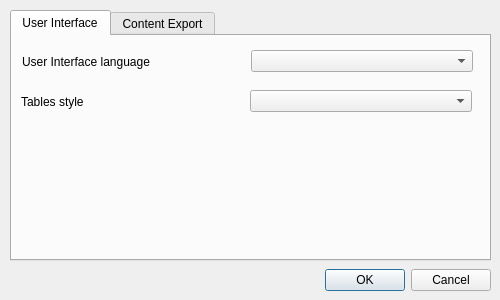
The window that Assajjaa/Ui/preference.ui (kariminf/assajjaa) describes before a commit, drawn with Qt 5.
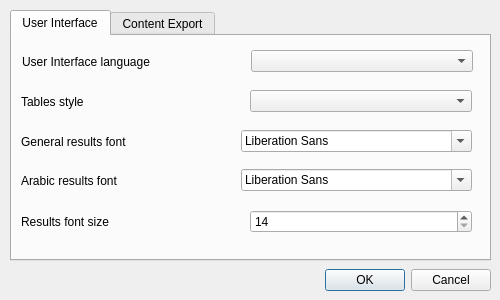
The same window after the commit.

Commit message: add font and size preferences

Patch:
```diff
--- a/Assajjaa/Ui/preference.ui
+++ b/Assajjaa/Ui/preference.ui
@@ -124,6 +124,89 @@
       </item>
      </layout>
     </widget>
+    <widget class="QWidget" name="horizontalLayoutWidget_3">
+     <property name="geometry">
+      <rect>
+       <x>9</x>
+       <y>90</y>
+       <width>451</width>
+       <height>31</height>
+      </rect>
+     </property>
+     <layout class="QHBoxLayout" name="horizontalLayout_3">
+      <item>
+       <widget class="QLabel" name="font_label">
+        <property name="text">
+         <string>General results font</string>
+        </property>
+       </widget>
+      </item>
+      <item>
+       <widget class="QFontComboBox" name="sysfonts"/>
+      </item>
+     </layout>
+    </widget>
+    <widget class="QWidget" name="horizontalLayoutWidget_4">
+     <property name="geometry">
+      <rect>
+       <x>9</x>
+       <y>129</y>
+       <width>451</width>
+       <height>31</height>
+      </rect>
+     </property>
+     <layout class="QHBoxLayout" name="horizontalLayout_4">
+      <item>
+       <widget class="QLabel" name="arfont_label">
+        <property name="text">
+         <string>Arabic results font</string>
+        </property>
+       </widget>
+      </item>
+      <item>
+       <widget class="QFontComboBox" name="arfonts">
+        <property name="editable">
+         <bool>true</bool>
+        </property>
+        <property name="writingSystem">
+         <enum>QFontDatabase::Arabic</enum>
+        </property>
+       </widget>
+      </item>
+     </layout>
+    </widget>
+    <widget class="QWidget" name="horizontalLayoutWidget_5">
+     <property name="geometry">
+      <rect>
+       <x>9</x>
+       <y>170</y>
+       <width>451</width>
+       <height>31</height>
+      </rect>
+     </property>
+     <layout class="QHBoxLayout" name="horizontalLayout_5">
+      <item>
+       <widget class="QLabel" name="size_label">
+        <property name="text">
+         <string>Results font size</string>
+        </property>
+       </widget>
+      </item>
+      <item>
+       <widget class="QSpinBox" name="fontsize">
+        <property name="minimum">
+         <number>14</number>
+        </property>
+        <property name="maximum">
+         <number>100</number>
+        </property>
+        <property name="singleStep">
+         <number>2</number>
+        </property>
+       </widget>
+      </item>
+     </layout>
+    </widget>
    </widget>
    <widget class="QWidget" name="export_tab">
     <attribute name="title">
```
Left out of the diff: 74 changed lines with no effect on the pictures. The commit also changes 13 other files.
